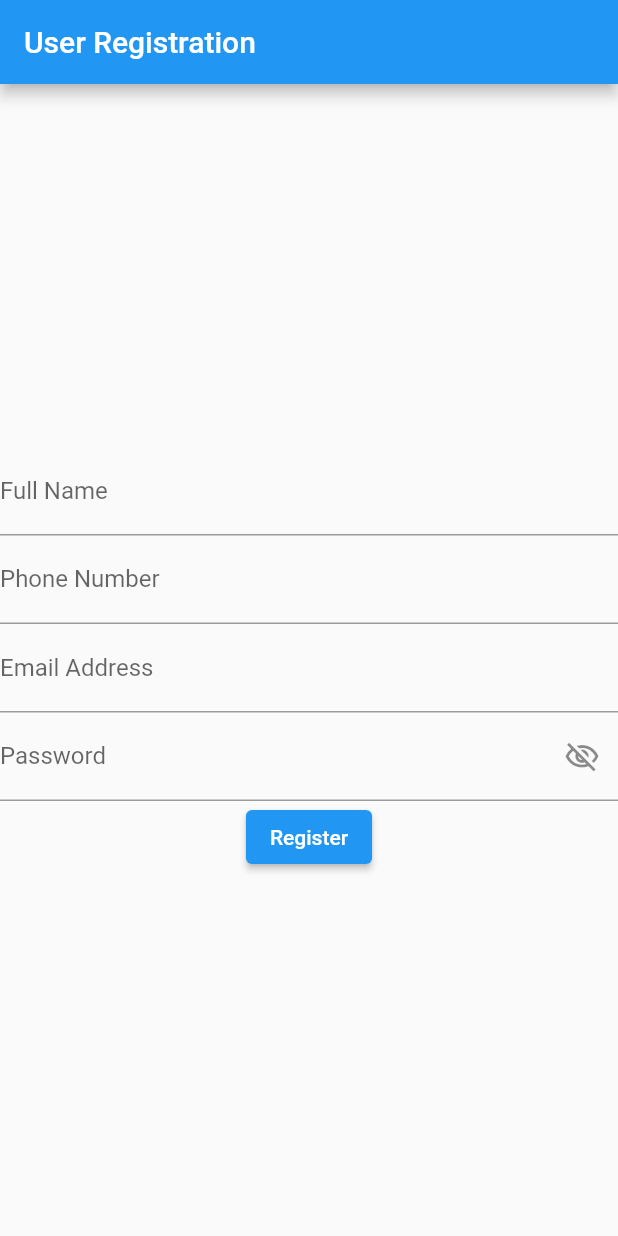
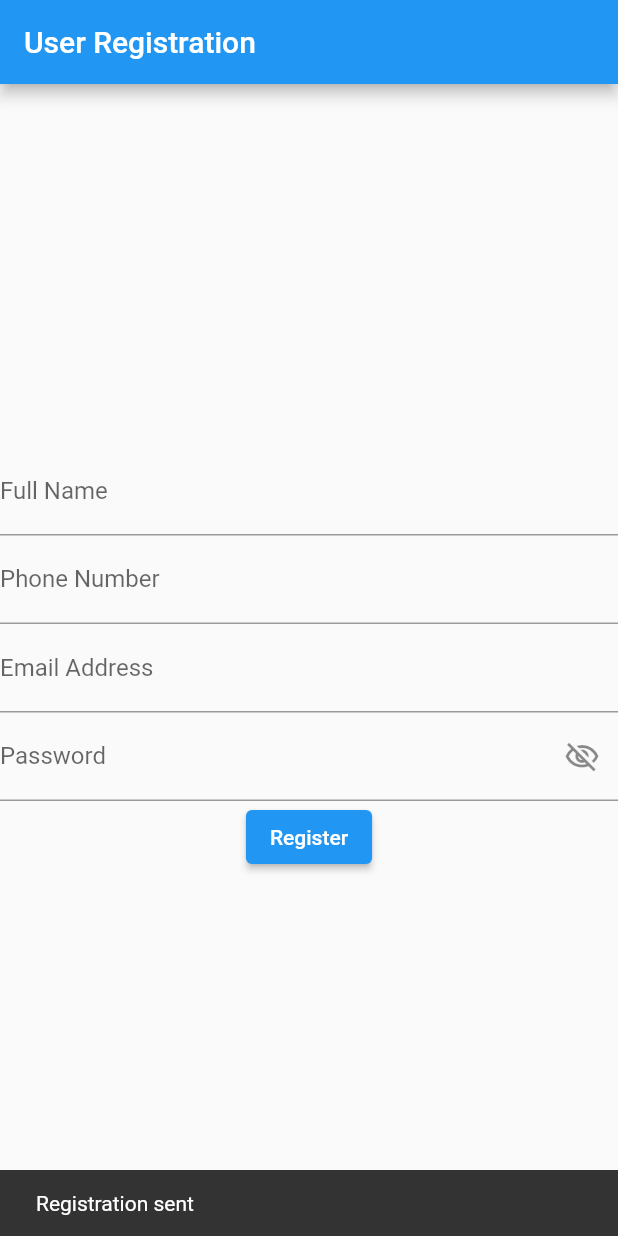
Before and after one commit to erozonachi/flutter-form-handling, a Flutter app: the screen it shows after launch, after a tap on "Register", on a phone screen of 412 x 824 dp. Run offline on Flutter 3.47's test engine with Material 2 defaults, Android fonts, the phone set to English and light mode, and no system bars.

Commit message:
Fixes snackbar display bug

```diff
--- a/lib/main.dart
+++ b/lib/main.dart
@@ -14,15 +14,18 @@ class MyApp extends StatelessWidget {
         primarySwatch: Colors.blue,
         visualDensity: VisualDensity.adaptivePlatformDensity,
       ),
-      home: RegistrationForm(title: 'User Registration'),
+      home: Scaffold(
+        appBar: AppBar(
+          title: Text('User Registration'),
+        ),
+        body: RegistrationForm(),
+      ),
     );
   }
 }
 
 class RegistrationForm extends StatefulWidget {
-  RegistrationForm({Key key, this.title}) : super(key: key);
-
-  final String title;
+  RegistrationForm({Key key}) : super(key: key);
 
   @override
   _RegistrationFormState createState() => _RegistrationFormState();
@@ -51,11 +54,7 @@ class _RegistrationFormState extends State<RegistrationForm> {
 
   @override
   Widget build(BuildContext context) {
-    return Scaffold(
-      appBar: AppBar(
-        title: Text(widget.title),
-      ),
-      body: Container(
+    return Container(
       width: MediaQuery.of(context).size.width,
       height: MediaQuery.of(context).size.height,
       child: Form(
@@ -135,7 +134,6 @@ class _RegistrationFormState extends State<RegistrationForm> {
           ],
         ),
       ),
-      ),
     );
   }
 }
```
Lines whose indentation alone changed are shown as unchanged.
